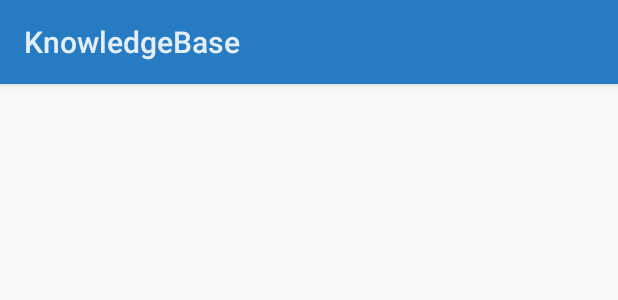
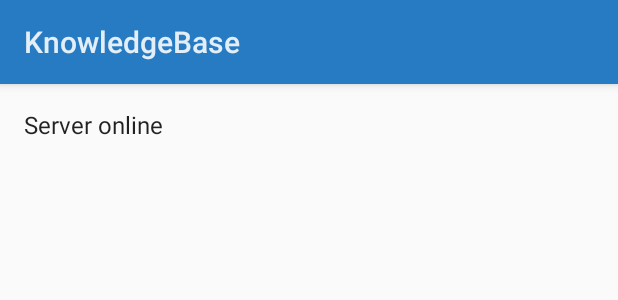
Before and after one commit to martindisch/KnowledgeBase, an Android app: the layout activity_backup.xml on its own in the app's theme, with its tools: preview values and no code run, on a phone screen of 412 x 824 dp. Shown: the top 300 px of the screen. Run offline under Robolectric (Android 15) with nearby library versions, the phone set to English and light mode, and no system bars.

Commit message:
Very small Layout addition

```diff
--- a/app/src/main/res/layout/activity_backup.xml
+++ b/app/src/main/res/layout/activity_backup.xml
@@ -6,4 +6,10 @@
     android:paddingBottom="@dimen/activity_vertical_margin"
     tools:context="com.martin.knowledgebase.BackupActivity">
 
+    <TextView
+        android:layout_width="wrap_content"
+        android:layout_height="wrap_content"
+        android:text="@string/server_online"
+        android:textAppearance="@android:style/TextAppearance.Material.Subhead"/>
+
 </RelativeLayout>
--- a/app/src/main/res/values/strings.xml
+++ b/app/src/main/res/values/strings.xml
@@ -20,5 +20,6 @@
     <string name="title_activity_search">Search Results</string>
     <string name="search">Search</string>
     <string name="title_activity_backup">Backup</string>
+    <string name="server_online">Server online</string>
 
 </resources>
```
